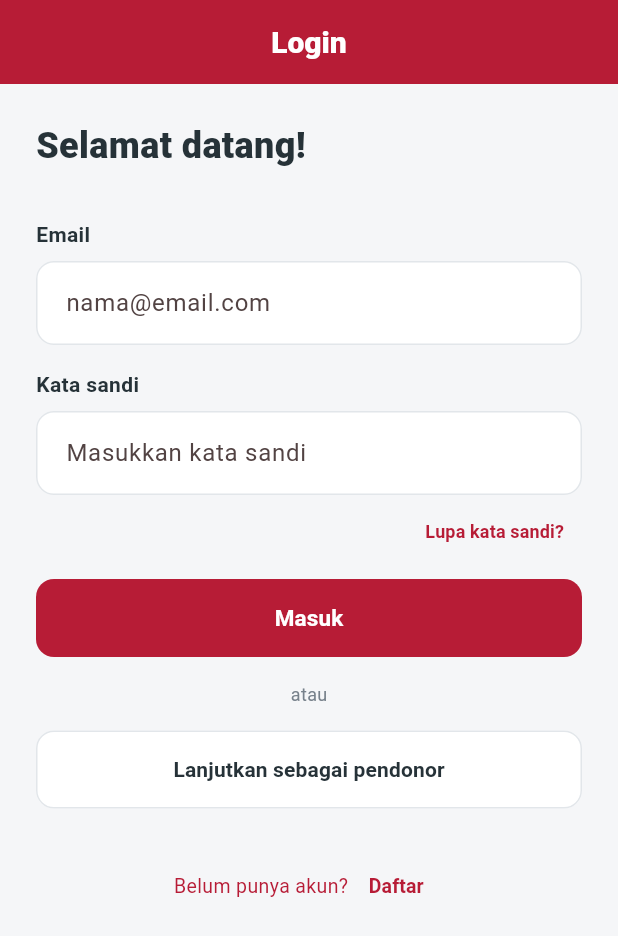
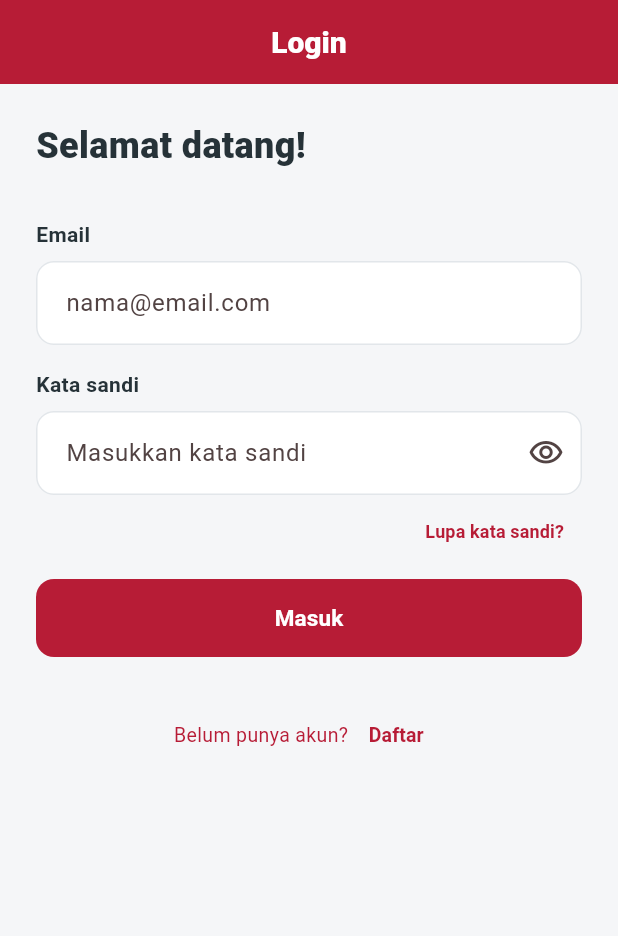
Before and after one commit to rsnorlatch/volunteer, a Flutter app: the screen it shows after launch, on a phone screen of 412 x 824 dp. Shown: the top 936 px of the screen. Run offline on Flutter 3.47's test engine with Material 3 defaults, Android fonts, the phone set to English and light mode, and no system bars; our stand-ins replace get.

Commit message:
remove guest feature, add fitur dapat lihat password by eye icon

```diff
--- a/lib/controllers/activity_controller.dart
+++ b/lib/controllers/activity_controller.dart
@@ -139,7 +139,7 @@ class ActivityController extends GetxController {
     final activity = byId(activityId);
     final email = _profile.email.value.trim().toLowerCase();
     return _profile.role.value == Role.organizer &&
-        !_profile.isGuest.value &&
+        _profile.isAuthenticated.value &&
         email.isNotEmpty &&
         activity != null &&
         activity.ownerEmail.toLowerCase() == email;
@@ -155,7 +155,7 @@ class ActivityController extends GetxController {
   bool addActivity(BloodActivity a) {
     final email = _profile.email.value.trim();
     if (_profile.role.value != Role.organizer ||
-        _profile.isGuest.value ||
+        !_profile.isAuthenticated.value ||
         email.isEmpty) {
       return false;
     }
--- a/lib/controllers/profile_controller.dart
+++ b/lib/controllers/profile_controller.dart
@@ -10,12 +10,10 @@ class ProfileController extends GetxController {
   final bloodType = ''.obs;
   final medicalNotes = ''.obs;
   final role = Role.donor.obs;
-  final isGuest = true.obs;
+  final isAuthenticated = false.obs;
   final joinedYear = DateTime.now().year;
 
-  String get userKey => (isGuest.value || email.value.isEmpty)
-      ? 'guest'
-      : email.value.toLowerCase();
+  String get userKey => email.value.toLowerCase();
 
   String get initial {
     final n = name.value.trim();
@@ -29,17 +27,17 @@ class ProfileController extends GetxController {
     phone.value = '';
     bloodType.value = '';
     medicalNotes.value = '';
-    isGuest.value = false;
+    isAuthenticated.value = true;
   }
 
-  void setGuest() {
-    name.value = 'Sahabat Donor';
+  void clearSession() {
+    name.value = '';
     email.value = '';
     phone.value = '';
     bloodType.value = '';
     medicalNotes.value = '';
     role.value = Role.donor;
-    isGuest.value = true;
+    isAuthenticated.value = false;
   }
 
   void updateProfile({
--- a/lib/core/routes/app_pages.dart
+++ b/lib/core/routes/app_pages.dart
@@ -33,19 +33,42 @@ class AppPages {
       name: AppRoutes.home,
       page: () => const MainShellPage(),
       binding: ShellBinding(),
+      middlewares: [DonorOnlyMiddleware()],
     ),
     GetPage(
-        name: AppRoutes.activityDetail, page: () => const ActivityDetailPage()),
-    GetPage(name: AppRoutes.registration, page: () => const RegistrationPage()),
+      name: AppRoutes.activityDetail,
+      page: () => const ActivityDetailPage(),
+      middlewares: [DonorOnlyMiddleware()],
+    ),
+    GetPage(
+      name: AppRoutes.registration,
+      page: () => const RegistrationPage(),
+      middlewares: [DonorOnlyMiddleware()],
+    ),
     GetPage(
         name: AppRoutes.registrationStatus,
-        page: () => const RegistrationStatusPage()),
+        page: () => const RegistrationStatusPage(),
+        middlewares: [DonorOnlyMiddleware()]),
     GetPage(
-        name: AppRoutes.facilitySearch, page: () => const FacilitySearchPage()),
+      name: AppRoutes.facilitySearch,
+      page: () => const FacilitySearchPage(),
+      middlewares: [DonorOnlyMiddleware()],
+    ),
     GetPage(
-        name: AppRoutes.notifications, page: () => const NotificationsPage()),
-    GetPage(name: AppRoutes.history, page: () => const HistoryPage()),
-    GetPage(name: AppRoutes.editProfile, page: () => const EditProfilePage()),
+      name: AppRoutes.notifications,
+      page: () => const NotificationsPage(),
+      middlewares: [DonorOnlyMiddleware()],
+    ),
+    GetPage(
+      name: AppRoutes.history,
+      page: () => const HistoryPage(),
+      middlewares: [DonorOnlyMiddleware()],
+    ),
+    GetPage(
+      name: AppRoutes.editProfile,
+      page: () => const EditProfilePage(),
+      middlewares: [AuthenticatedMiddleware()],
+    ),
     GetPage(
       name: AppRoutes.organizerProfile,
       page: () => const ProfilePage(),
@@ -81,7 +104,7 @@ class OrganizerOnlyMiddleware extends GetMiddleware {
   @override
   RouteSettings? redirect(String? route) {
     final profile = Get.find<ProfileController>();
-    if (profile.isGuest.value) {
+    if (!profile.isAuthenticated.value) {
       return const RouteSettings(name: AppRoutes.login);
     }
     if (profile.role.value != Role.organizer) {
@@ -90,3 +113,27 @@ class OrganizerOnlyMiddleware extends GetMiddleware {
     return null;
   }
 }
+
+class DonorOnlyMiddleware extends GetMiddleware {
+  @override
+  RouteSettings? redirect(String? route) {
+    final profile = Get.find<ProfileController>();
+    if (!profile.isAuthenticated.value) {
+      return const RouteSettings(name: AppRoutes.login);
+    }
+    if (profile.role.value != Role.donor) {
+      return const RouteSettings(name: AppRoutes.organizerDashboard);
+    }
+    return null;
+  }
+}
+
+class AuthenticatedMiddleware extends GetMiddleware {
+  @override
+  RouteSettings? redirect(String? route) {
+    if (!Get.find<ProfileController>().isAuthenticated.value) {
+      return const RouteSettings(name: AppRoutes.login);
+    }
+    return null;
+  }
+}
--- a/lib/pages/auth/auth_controller.dart
+++ b/lib/pages/auth/auth_controller.dart
@@ -78,7 +78,7 @@ class AuthController extends GetxController {
 
   Future<void> logout() async {
     await _auth.logoutAsync();
-    Get.find<ProfileController>().setGuest();
+    Get.find<ProfileController>().clearSession();
     Get.offAllNamed(AppRoutes.login);
   }
 }
--- a/lib/pages/auth/login_page.dart
+++ b/lib/pages/auth/login_page.dart
@@ -9,6 +9,7 @@ import 'package:volunteer/pages/auth/auth_controller.dart';
 import 'package:volunteer/shared/constants/app_colors.dart';
 import 'package:volunteer/shared/widgets/app_snackbar.dart';
 import 'package:volunteer/shared/widgets/custom_text_field.dart';
+import 'package:volunteer/shared/widgets/password_text_field.dart';
 import 'package:volunteer/shared/widgets/primary_button.dart';
 
 class LoginPage extends StatefulWidget {
@@ -42,11 +43,6 @@ class _LoginPageState extends State<LoginPage> {
         Get.find<ProfileController>().role.value == Role.organizer;
     Get.offAllNamed(
         isOrganizer ? AppRoutes.organizerDashboard : AppRoutes.home);
-  }
-
-  void _continueAsGuest() {
-    Get.find<ProfileController>().setGuest();
-    Get.offAllNamed(AppRoutes.home);
   }
 
   @override
@@ -93,11 +89,10 @@ class _LoginPageState extends State<LoginPage> {
                       validator: Validators.email,
                     ),
                     const SizedBox(height: 16),
-                    CustomTextField(
+                    PasswordTextField(
                       label: 'Kata sandi',
                       hint: 'Masukkan kata sandi',
                       controller: _password,
-                      obscureText: true,
                       validator: (v) => Validators.required(v, 'Kata sandi'),
                     ),
                     Align(
@@ -121,33 +116,6 @@ class _LoginPageState extends State<LoginPage> {
                           isLoading: _auth.isLoading.value,
                           onPressed: _login,
                         )),
-                    const SizedBox(height: 16),
-                    const Center(
-                      child: Text('atau',
-                          style: TextStyle(
-                              color: AppColors.textSecondary, fontSize: 12)),
-                    ),
-                    const SizedBox(height: 16),
-                    SizedBox(
-                      width: double.infinity,
-                      height: 52,
-                      child: OutlinedButton(
-                        onPressed: _continueAsGuest,
-                        style: OutlinedButton.styleFrom(
-                          backgroundColor: AppColors.surface,
-                          foregroundColor: AppColors.textPrimary,
-                          side: const BorderSide(color: AppColors.border),
-                          shape: RoundedRectangleBorder(
-                            borderRadius: BorderRadius.circular(12),
-                          ),
-                        ),
-                        child: const Text(
-                          'Lanjutkan sebagai pendonor',
-                          style: TextStyle(
-                              fontWeight: FontWeight.w700, fontSize: 14),
-                        ),
-                      ),
-                    ),
                     const SizedBox(height: 28),
                     Row(
                       mainAxisAlignment: MainAxisAlignment.center,
--- a/lib/pages/auth/signup_page.dart
+++ b/lib/pages/auth/signup_page.dart
@@ -8,6 +8,7 @@ import 'package:volunteer/pages/auth/widgets/role_selector.dart';
 import 'package:volunteer/shared/constants/app_colors.dart';
 import 'package:volunteer/shared/widgets/app_snackbar.dart';
 import 'package:volunteer/shared/widgets/custom_text_field.dart';
+import 'package:volunteer/shared/widgets/password_text_field.dart';
 import 'package:volunteer/shared/widgets/primary_button.dart';
 import 'package:volunteer/shared/widgets/sub_page_scaffold.dart';
 
@@ -78,11 +79,10 @@ class _SignUpPageState extends State<SignUpPage> {
                 validator: Validators.email,
               ),
               const SizedBox(height: 16),
-              CustomTextField(
+              PasswordTextField(
                 label: 'Kata sandi',
                 hint: 'Minimal 8 karakter',
                 controller: _password,
-                obscureText: true,
                 validator: Validators.password,
               ),
               const SizedBox(height: 20),
--- a/lib/pages/donor/registration_page.dart
+++ b/lib/pages/donor/registration_page.dart
@@ -28,8 +28,8 @@ class _RegistrationPageState extends State<RegistrationPage> {
   final _profile = Get.find<ProfileController>();
 
   late final BloodActivity? _activity = _ctrl.byId(Get.arguments as String);
-  late final TextEditingController _name = TextEditingController(
-      text: _profile.isGuest.value ? '' : _profile.name.value);
+  late final TextEditingController _name =
+      TextEditingController(text: _profile.name.value);
   late final TextEditingController _phone =
       TextEditingController(text: _profile.phone.value);
 
--- /dev/null
+++ b/lib/shared/widgets/password_text_field.dart
@@ -0,0 +1,50 @@
+import 'package:flutter/material.dart';
+
+import 'package:volunteer/shared/widgets/custom_text_field.dart';
+
+class PasswordTextField extends StatefulWidget {
+  const PasswordTextField({
+    super.key,
+    required this.label,
+    required this.hint,
+    required this.controller,
+    this.validator,
+  });
+
+  final String label;
+  final String hint;
+  final TextEditingController controller;
+  final String? Function(String?)? validator;
+
+  @override
+  State<PasswordTextField> createState() => _PasswordTextFieldState();
+}
+
+class _PasswordTextFieldState extends State<PasswordTextField> {
+  bool _obscurePassword = true;
+
+  @override
+  Widget build(BuildContext context) {
+    return CustomTextField(
+      label: widget.label,
+      hint: widget.hint,
+      controller: widget.controller,
+      obscureText: _obscurePassword,
+      keyboardType: TextInputType.visiblePassword,
+      validator: widget.validator,
+      suffixIcon: IconButton(
+        tooltip: _obscurePassword
+            ? 'Tampilkan kata sandi'
+            : 'Sembunyikan kata sandi',
+        onPressed: () => setState(() {
+          _obscurePassword = !_obscurePassword;
+        }),
+        icon: Icon(
+          _obscurePassword
+              ? Icons.visibility_outlined
+              : Icons.visibility_off_outlined,
+        ),
+      ),
+    );
+  }
+}
```
Also changed, not shown: lib/pages/profile/profile_page.dart (+7 -13 lines), 2 other files.
